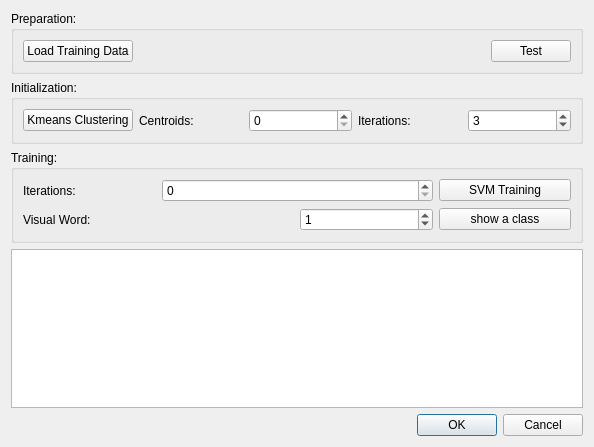
Qt form visualworddialog.ui (LangYH/3DMonster) before a commit.
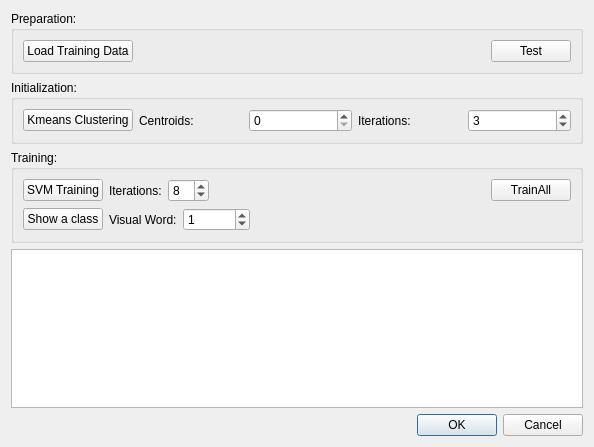
The same form after that commit.

Commit message: Viusal word training finished

```diff
--- a/visualworddialog.ui
+++ b/visualworddialog.ui
@@ -13,8 +13,8 @@
   <property name="windowTitle">
    <string>VisualWord</string>
   </property>
-  <layout class="QGridLayout" name="gridLayout_2">
-   <item row="0" column="0">
+  <layout class="QVBoxLayout" name="verticalLayout_2">
+   <item>
     <widget class="QGroupBox" name="groupBox_3">
      <property name="title">
       <string>Preparation:</string>
@@ -50,7 +50,7 @@
      </layout>
     </widget>
    </item>
-   <item row="1" column="0">
+   <item>
     <widget class="QGroupBox" name="groupBox">
      <property name="title">
       <string>Initialization:</string>
@@ -97,34 +97,74 @@
      </layout>
     </widget>
    </item>
-   <item row="2" column="0">
+   <item>
     <widget class="QGroupBox" name="groupBox_2">
      <property name="title">
       <string>Training:</string>
      </property>
-     <layout class="QGridLayout" name="gridLayout">
-      <item row="1" column="0" colspan="2">
-       <widget class="QLabel" name="label_4">
-        <property name="text">
-         <string>Visual Word:</string>
-        </property>
-       </widget>
-      </item>
-      <item row="0" column="0">
-       <widget class="QLabel" name="label_2">
-        <property name="text">
-         <string>Iterations:</string>
-        </property>
-       </widget>
-      </item>
-      <item row="0" column="3">
+     <layout class="QVBoxLayout" name="verticalLayout">
+      <item>
+       <layout class="QHBoxLayout" name="horizontalLayout_3">
+        <item>
        <widget class="QPushButton" name="svmTrainingButton">
         <property name="text">
          <string>SVM Training</string>
         </property>
        </widget>
       </item>
-      <item row="1" column="2">
+        <item>
+         <widget class="QLabel" name="label_2">
+          <property name="text">
+           <string>Iterations:</string>
+          </property>
+         </widget>
+        </item>
+        <item>
+         <widget class="QSpinBox" name="trainingIterationsBox">
+          <property name="value">
+           <number>8</number>
+          </property>
+         </widget>
+        </item>
+        <item>
+         <spacer name="horizontalSpacer_2">
+          <property name="orientation">
+           <enum>Qt::Horizontal</enum>
+          </property>
+          <property name="sizeHint" stdset="0">
+           <size>
+            <width>40</width>
+            <height>20</height>
+           </size>
+          </property>
+         </spacer>
+        </item>
+        <item>
+         <widget class="QPushButton" name="trainAllButton">
+          <property name="text">
+           <string>TrainAll</string>
+          </property>
+         </widget>
+        </item>
+       </layout>
+      </item>
+      <item>
+       <layout class="QHBoxLayout" name="horizontalLayout_4">
+        <item>
+         <widget class="QPushButton" name="showOneClassButton">
+          <property name="text">
+           <string>Show a class</string>
+          </property>
+         </widget>
+        </item>
+        <item>
+         <widget class="QLabel" name="label_4">
+          <property name="text">
+           <string>Visual Word:</string>
+          </property>
+         </widget>
+        </item>
+        <item>
        <widget class="QSpinBox" name="visualWordBox">
         <property name="maximum">
          <number>999999</number>
@@ -134,20 +174,25 @@
         </property>
        </widget>
       </item>
-      <item row="0" column="1" colspan="2">
-       <widget class="QSpinBox" name="trainingIterationsBox"/>
-      </item>
-      <item row="1" column="3">
-       <widget class="QPushButton" name="showOneClassButton">
-        <property name="text">
-         <string>show a class</string>
-        </property>
-       </widget>
-      </item>
-     </layout>
+        <item>
+         <spacer name="horizontalSpacer_3">
+          <property name="orientation">
+           <enum>Qt::Horizontal</enum>
+          </property>
+          <property name="sizeHint" stdset="0">
+           <size>
+            <width>40</width>
+            <height>20</height>
+           </size>
+          </property>
+         </spacer>
+        </item>
+       </layout>
+      </item>
+     </layout>
     </widget>
    </item>
-   <item row="3" column="0">
+   <item>
     <widget class="QTextBrowser" name="textBrowser">
      <property name="font">
       <font>
@@ -158,7 +203,7 @@
      </property>
     </widget>
    </item>
-   <item row="4" column="0">
+   <item>
     <widget class="QDialogButtonBox" name="buttonBox">
      <property name="orientation">
       <enum>Qt::Horizontal</enum>
```
Lines whose indentation alone changed are shown as unchanged. The commit also changes 6 other files.
